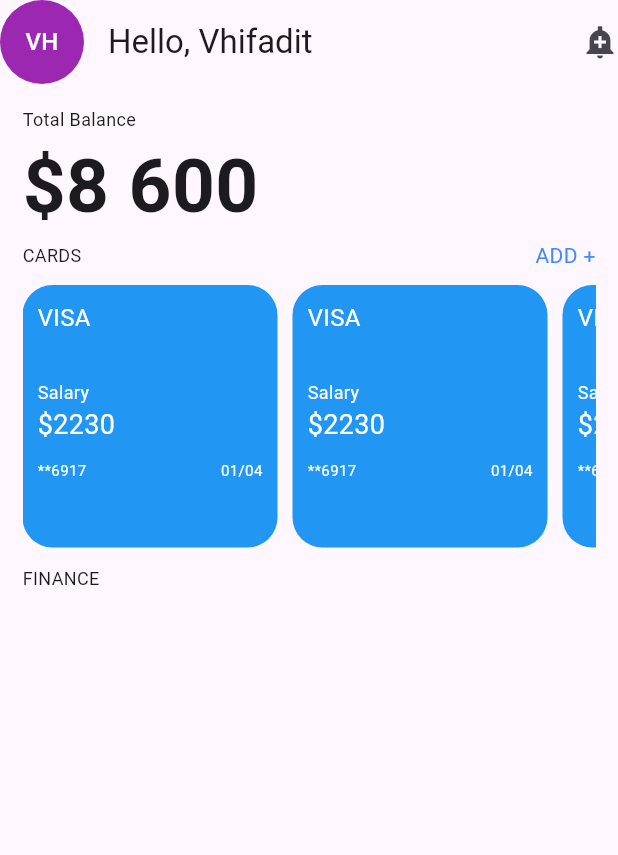
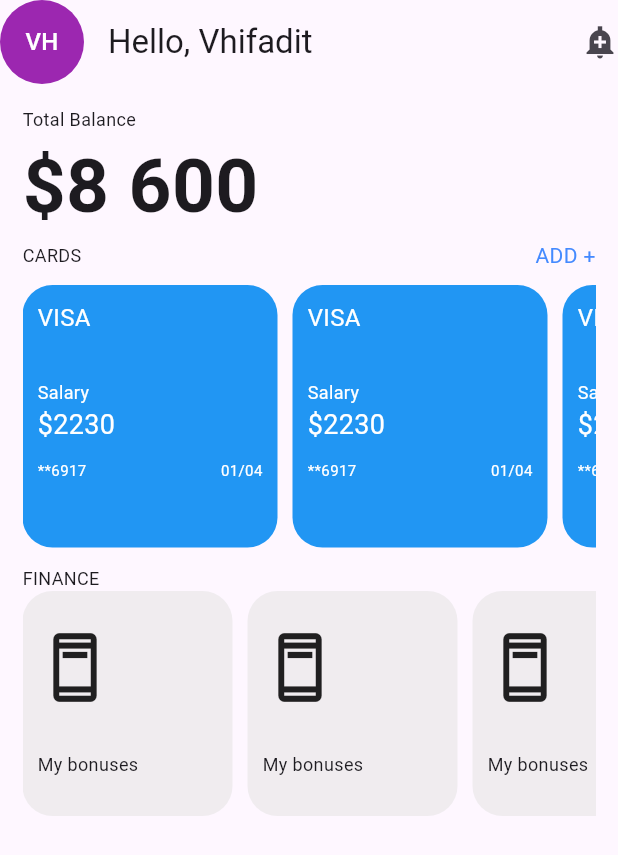
Before and after one commit to Vhifadit/flutter_motivation, a Flutter app: the screen it shows after launch, on a phone screen of 412 x 824 dp. Shown: the top 855 px of the screen. Run offline on Flutter 3.47's test engine with Material 3 defaults, Android fonts, the phone set to English and light mode, and no system bars.

Commit message:
fin de la section finance et debut de la partie liste vertical

```diff
--- a/lib/main.dart
+++ b/lib/main.dart
@@ -81,8 +81,7 @@ class MonApp extends StatelessWidget {
                 itemCount: 10,
                 itemBuilder: (context, index) {
                   return Container(
-
-                    margin: EdgeInsets.only(top: 10, right: 10 ),
+                    margin: EdgeInsets.only(top: 10, right: 10),
                     width: 170,
                     padding: EdgeInsets.all(10),
                     decoration: BoxDecoration(
@@ -131,8 +130,37 @@ class MonApp extends StatelessWidget {
                 },
               ),
             ),
-            Text("FINANCE",style: TextStyle(fontSize:12 ),)
-          ],
+            Text("FINANCE", style: TextStyle(fontSize: 12)),
+            Container(
+              height: 150,
+              child: ListView.builder(
+              itemCount: 10,
+              scrollDirection: Axis.horizontal,
+              itemBuilder: (context, index) {
+                return Container(
+                  decoration: BoxDecoration(
+                    borderRadius: BorderRadius.circular(20),
+                    color: Color.fromARGB(153, 230, 229, 229),
+                  ),
+                  height: 130,
+                  width: 140,
+                  padding: EdgeInsets.all(10),
+                  margin:EdgeInsets.only(right: 10) ,
+
+                  child: Column(
+                    crossAxisAlignment: .start,
+                    mainAxisAlignment: .spaceAround,
+                    children: [
+                      Icon(Icons.ad_units_outlined, size: 50),
+                      Text("My bonuses", style: TextStyle(fontSize: 12)),
+                    ],
+                  ),
+                );
+              },
+            ),
+
+            )
+           ],
         ),
       ),
     );
```
